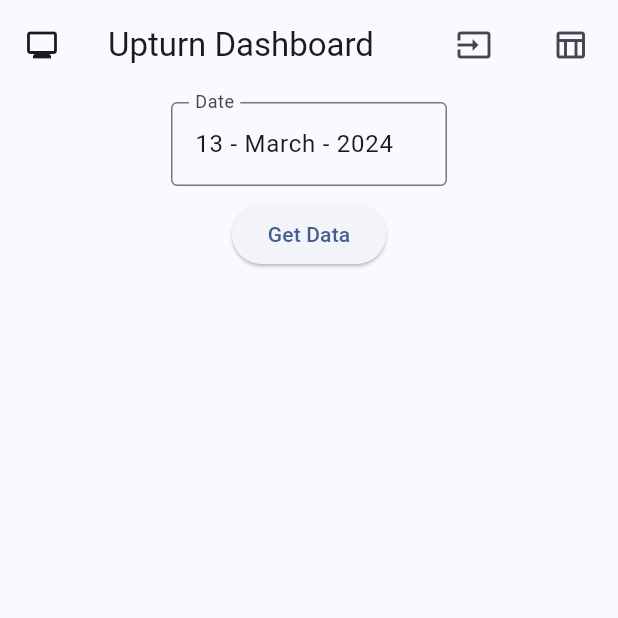
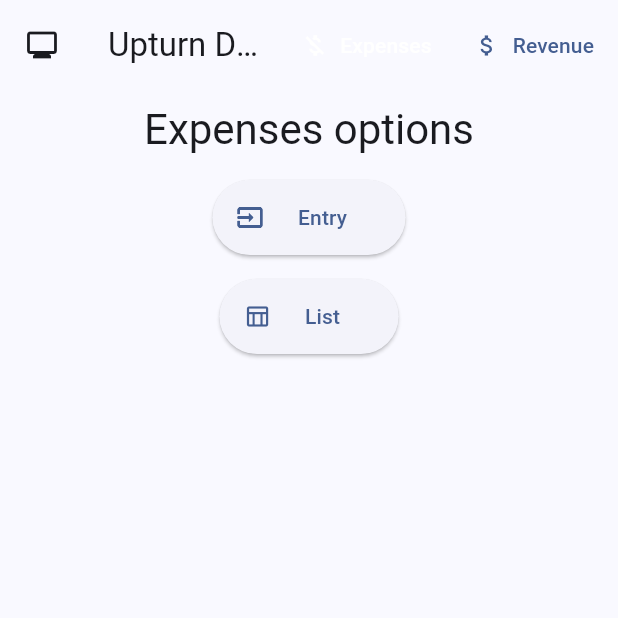
Before and after one commit to Saim20/upturn_dashboard, a Flutter app: the screen it shows after launch, on a phone screen of 412 x 824 dp, the top half of it. Run offline on Flutter 3.47's test engine with Material 3 defaults, Android fonts, the phone set to English and light mode, and no system bars; our stand-ins replace cloud_firestore, firebase_core, go_router, url_strategy; accounts and stored records are empty.

Commit message:
Navigation and hierarchy

```diff
--- a/lib/main.dart
+++ b/lib/main.dart
@@ -13,10 +13,10 @@ SystemUiOverlayStyle systemUiOverlayStyle = const SystemUiOverlayStyle(
 
 void main() async {
   WidgetsFlutterBinding.ensureInitialized();
+
   await Firebase.initializeApp(
     options: DefaultFirebaseOptions.currentPlatform,
   );
-
   setPathUrlStrategy();
 
   runApp(
--- a/lib/pages/expense_entry.dart
+++ b/lib/pages/expenses/expenses_entry.dart
@@ -4,7 +4,7 @@ import 'package:upturn_dashboard/functions/responsiveness.dart';
 import 'package:upturn_dashboard/provider/data_provider.dart';
 import 'package:upturn_dashboard/widgets/expense_row.dart';
 
-import '../provider/expense_rows_provider.dart';
+import '../../provider/expense_rows_provider.dart';
 
 class ExpenseEntryPage extends StatefulWidget {
   const ExpenseEntryPage({super.key});
--- a/lib/pages/expense_table.dart
+++ b/lib/pages/expenses/expenses_list.dart
@@ -3,14 +3,14 @@ import 'package:cloud_firestore/cloud_firestore.dart';
 import 'package:flutter/material.dart';
 import 'package:upturn_dashboard/functions/date_time_converters.dart';
 
-class ExpenseTablePage extends StatefulWidget {
-  const ExpenseTablePage({super.key});
+class ExpenseListPage extends StatefulWidget {
+  const ExpenseListPage({super.key});
 
   @override
-  State<ExpenseTablePage> createState() => _ExpenseTablePageState();
+  State<ExpenseListPage> createState() => _ExpenseListPageState();
 }
 
-class _ExpenseTablePageState extends State<ExpenseTablePage> {
+class _ExpenseListPageState extends State<ExpenseListPage> {
   DateTime selectedDate = DateTime(DateTime.now().year, DateTime.now().month, DateTime.now().day);
 
   bool getData = false;
@@ -126,8 +126,9 @@ class _FilterState extends State<Filter> {
         padding: const EdgeInsets.all(8.0),
         child: TextFormField(
           decoration: const InputDecoration(
-            labelText: 'Date',
+            labelText: 'Expense from',
           ),
+
           onTap: () async {
             FocusScope.of(context).requestFocus(FocusNode());
             final DateTime? picked = await showDatePicker(
@@ -150,7 +151,7 @@ class _FilterState extends State<Filter> {
           ),
           validator: (value) {
             if (value == null || value.isEmpty) {
-              return 'Please enter a date';
+              return 'Please select a date';
             }
             return null;
           },
--- /dev/null
+++ b/lib/pages/expenses/main_expenses.dart
@@ -0,0 +1,49 @@
+import 'package:flutter/material.dart';
+import 'package:go_router/go_router.dart';
+
+class ExpensesMainPage extends StatelessWidget {
+  const ExpensesMainPage({super.key});
+
+  @override
+  Widget build(BuildContext context) {
+    return Column(
+      children: [
+        //heading for navigation
+        Padding(
+          padding: const EdgeInsets.all(8.0),
+          child: Text(
+            'Expenses options',
+            style: Theme.of(context).textTheme.headlineMedium,
+          ),
+        ),
+
+        Padding(
+          padding: const EdgeInsets.all(8.0),
+          child: ElevatedButton.icon(
+            icon: const Icon(Icons.input_outlined),
+            label: const Padding(
+              padding: EdgeInsets.all(15.0),
+              child: Text('Entry'),
+            ),
+            onPressed: () {
+              context.go('/expenses/entry');
+            },
+          ),
+        ),
+        Padding(
+          padding: const EdgeInsets.all(8.0),
+          child: ElevatedButton.icon(
+            icon: const Icon(Icons.table_chart_outlined),
+            label: const Padding(
+              padding: EdgeInsets.all(15.0),
+              child: Text('List'),
+            ),
+            onPressed: () {
+              context.go('/expenses/list');
+            },
+          ),
+        ),
+      ],
+    );
+  }
+}
--- a/lib/pages/shell.dart
+++ /dev/null
@@ -1,57 +0,0 @@
-import 'package:flutter/material.dart';
-import 'package:go_router/go_router.dart';
-
-// Shell widget for containing the destinations
-class Shell extends StatefulWidget {
-  const Shell({super.key, required this.child});
-
-  final Widget child;
-
-  @override
-  State<Shell> createState() => _ShellState();
-}
-
-class _ShellState extends State<Shell> {
-  int selected = 0;
-  bool isWide = false;
-
-  @override
-  Widget build(BuildContext context) {
-
-    return Scaffold(
-      // * Use the child provided by go_router
-      appBar: AppBar(
-        toolbarHeight: 60,
-        title: const Text('Upturn Dashboard'),
-        leading: const Icon(Icons.monitor),
-        actions: [
-          Padding(
-            padding: const EdgeInsets.all(8.0),
-            child: IconButton(
-              icon: const Icon(Icons.input),
-              onPressed: () {
-                // Navigate to settings page with go_router
-                context.go('/');
-              },
-            ),
-          ),
-          Padding(
-            padding: const EdgeInsets.all(8.0),
-            child: IconButton(
-              icon: const Icon(Icons.table_chart_outlined),
-              onPressed: () {
-                // Navigate to settings page with go_router
-                context.go('/expenses');
-              },
-            ),
-          ),
-        ],
-      ),
-      body: Row(
-        children: [
-          Expanded(child: widget.child),
-        ],
-      ),
-    );
-  }
-}
--- a/lib/provider/expense_rows_provider.dart
+++ b/lib/provider/expense_rows_provider.dart
@@ -4,7 +4,7 @@ import 'package:cloud_firestore/cloud_firestore.dart';
 import 'package:flutter/material.dart';
 import 'package:upturn_dashboard/data/expense_row_data.dart';
 
-class ExpenseRowsProvider extends ChangeNotifier {
+class ExpenseRowsProvider with ChangeNotifier {
   final List<ExpenseRowData> _expenseRows = [
     ExpenseRowData(),
   ];
--- a/lib/router/go_router.dart
+++ b/lib/router/go_router.dart
@@ -1,23 +1,35 @@
 // GoRouter configuration
 import 'package:go_router/go_router.dart';
-import 'package:upturn_dashboard/pages/expense_entry.dart';
-import 'package:upturn_dashboard/pages/expense_table.dart';
+import 'package:upturn_dashboard/pages/404.dart';
+import 'package:upturn_dashboard/pages/expenses/expenses_entry.dart';
+import 'package:upturn_dashboard/pages/expenses/expenses_list.dart';
+import 'package:upturn_dashboard/pages/expenses/main_expenses.dart';
+import 'package:upturn_dashboard/pages/revenue/main_revenue.dart';
 
-import '../pages/shell.dart';
+import '../widgets/shell.dart';
 
 final router = GoRouter(
   initialLocation: '/expenses',
+  errorBuilder: (context, state) => const NotFoundPage(),
   routes: [
     ShellRoute(
       builder: (context, state, child) => Shell(child: child),
       routes: [
         GoRoute(
-          path: '/',
+          path: '/expenses',
+          builder: (context, state) => const ExpensesMainPage(),
+        ),
+        GoRoute(
+          path: '/expenses/entry',
           builder: (context, state) => const ExpenseEntryPage(),
         ),
         GoRoute(
-          path: '/expenses',
-          builder: (context, state) => const ExpenseTablePage(),
+          path: '/expenses/list',
+          builder: (context, state) => const ExpenseListPage(),
+        ),
+        GoRoute(
+          path: '/revenue',
+          builder: (context, state) => const RevenueMainPage(),
         ),
       ],
     ),
--- a/lib/widgets/expense_row.dart
+++ b/lib/widgets/expense_row.dart
@@ -80,7 +80,7 @@ class _ExpenseRowState extends State<ExpenseRow> {
               ),
               validator: (value) {
                 if (value == null || value.isEmpty) {
-                  return 'Please enter a date';
+                  return 'Please select a date';
                 }
                 return null;
               },
--- /dev/null
+++ b/lib/widgets/shell.dart
@@ -0,0 +1,66 @@
+import 'package:flutter/material.dart';
+import 'package:go_router/go_router.dart';
+
+// Shell widget for containing the destinations
+class Shell extends StatefulWidget {
+  const Shell({super.key, required this.child});
+
+  final Widget child;
+
+  @override
+  State<Shell> createState() => _ShellState();
+}
+
+class _ShellState extends State<Shell> {
+  String selected = '/expenses';
+  bool isWide = false;
+
+  Map<String, Icon> mainDestinations = {
+    '/expenses': const Icon(Icons.money_off_csred_outlined),
+    '/revenue': const Icon(Icons.attach_money_outlined),
+  };
+
+  List<Widget> actionElements = [];
+
+  @override
+  Widget build(BuildContext context) {
+    actionElements = [];
+
+    mainDestinations.forEach((key, value) {
+      actionElements.add(
+        TextButton.icon(
+          icon: value,
+          label: Text(key.substring(1)[0].toUpperCase() + key.substring(2)),
+          style: ButtonStyle(
+            foregroundColor: MaterialStateProperty.resolveWith(
+              (states) {
+                if (selected == key) {
+                  return Colors.white;
+                }
+                return null;
+              },
+            ),
+          ),
+          onPressed: () {
+            selected = key;
+            context.go(key);
+          },
+        ),
+      );
+    });
+    return Scaffold(
+      // * Use the child provided by go_router
+      appBar: AppBar(
+        toolbarHeight: 60,
+        title: const Text('Upturn Dashboard'),
+        leading: const Icon(Icons.monitor),
+        actions: actionElements,
+      ),
+      body: Row(
+        children: [
+          Expanded(child: widget.child),
+        ],
+      ),
+    );
+  }
+}
```
Also changed, not shown: lib/pages/404.dart (added, +30 -0 lines), lib/pages/revenue/main_revenue.dart (added, +49 -0 lines).
